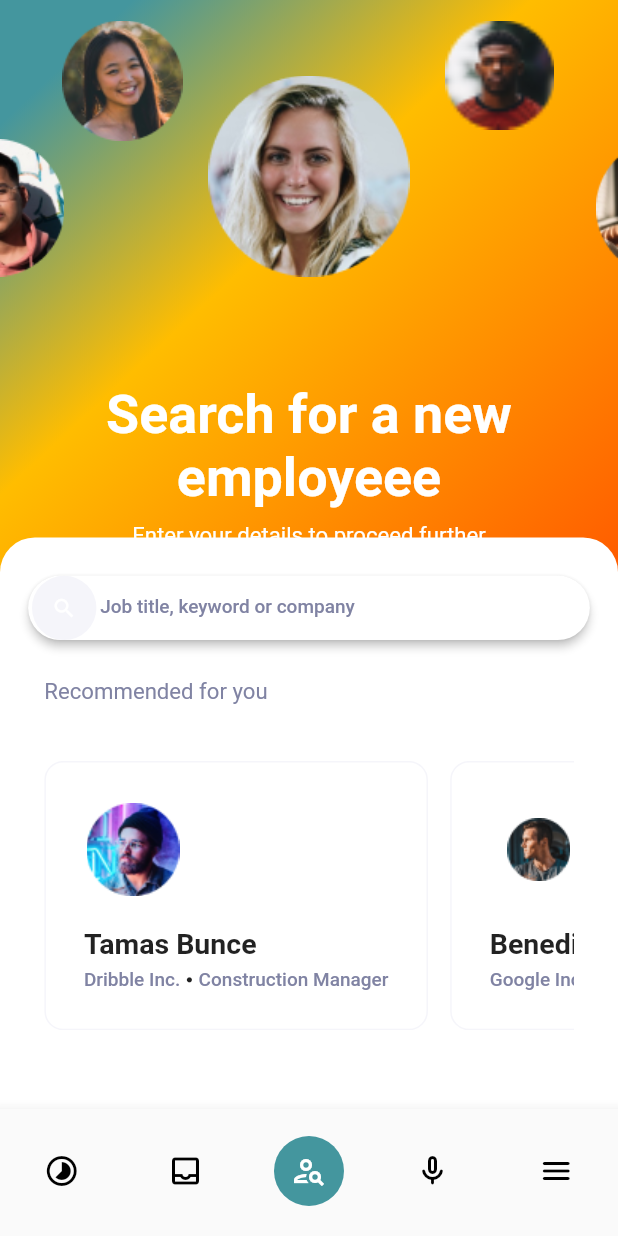
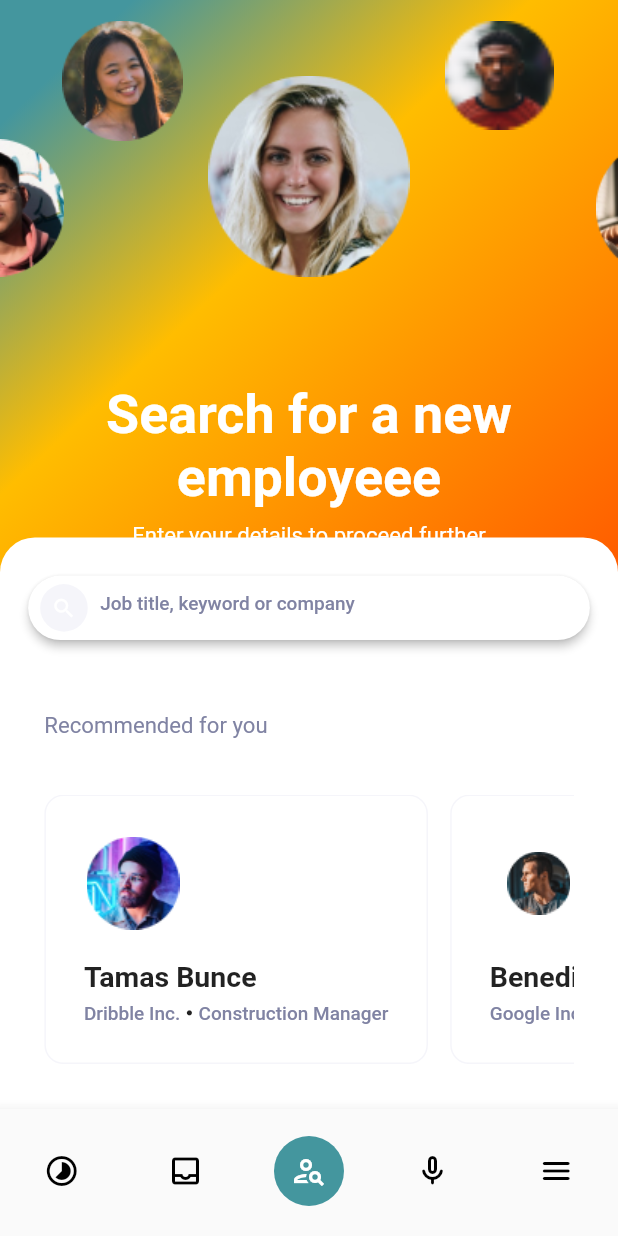
Before and after one commit to CoderNamedHendrick/mapfunde_test, a Flutter app: the screen it shows after launch, on a phone screen of 412 x 824 dp. Run offline on Flutter 3.47's test engine with Material 2 defaults, Android fonts, the phone set to English and light mode, and no system bars; our stand-ins replace fl_chart, flutter_svg; missing offline and left inert: countries_world_map.

Commit message:
feat: done with ui clean up

```diff
--- a/lib/views/main.dart
+++ b/lib/views/main.dart
@@ -30,7 +30,6 @@ class _MainScreenState extends State<MainScreen> {
 
   @override
   void initState() {
-    // TODO: implement initState
     super.initState();
     _beforeSearch = const LinearGradient(
       begin: Alignment(-1, -1),
@@ -64,7 +63,7 @@ class _MainScreenState extends State<MainScreen> {
         child: Stack(
           children: [
             AnimatedContainer(
-              duration: const Duration(milliseconds: 400),
+              duration: const Duration(milliseconds: 870),
               height: SizeConfig.height(452),
               decoration: BoxDecoration(
                 gradient: _searchComplete ? _afterSearch : _beforeSearch,
@@ -130,14 +129,19 @@ class _MainScreenState extends State<MainScreen> {
                               fontWeight: FontWeight.w700,
                             ),
                             decoration: InputDecoration(
-                              isDense: true,
+                              // isDense: true,
                               hintText: 'Job title, keyword or company',
                               hintStyle: TextStyle(
                                 fontSize: SizeConfig.textSize(12),
                                 fontWeight: FontWeight.w500,
                                 color: const Color(0xff8083a3),
                               ),
-                              prefixIcon: CircleAvatar(
+
+                              prefixIcon: Row(
+                                mainAxisSize: MainAxisSize.min,
+                                children: [
+                                  const SizedBox(width: 8),
+                                  CircleAvatar(
                                     backgroundColor: _searchComplete
                                         ? AppColors.primaryGreenTwo
                                         : AppColors.primaryWhite,
@@ -148,15 +152,23 @@ class _MainScreenState extends State<MainScreen> {
                                       size: SizeConfig.width(16),
                                     ),
                                   ),
+                                ],
+                              ),
                               suffixIcon: _searchComplete
-                                  ? CircleAvatar(
-                                      backgroundColor: AppColors.primaryWhite,
+                                  ? Row(
+                                      mainAxisSize: MainAxisSize.min,
+                                      children: [
+                                        CircleAvatar(
+                                          backgroundColor:
+                                              AppColors.primaryWhite,
                                           maxRadius: SizeConfig.width(15),
                                           child: Icon(
                                             Icons.location_on_outlined,
                                             color: Colors.black,
                                             size: SizeConfig.width(16),
                                           ),
+                                        ),
+                                      ],
                                     )
                                   : null,
                               border: OutlineInputBorder(
@@ -171,6 +183,7 @@ class _MainScreenState extends State<MainScreen> {
                           ),
                         ),
                       ),
+                      SizedBox(height: SizeConfig.height(23)),
                       _searchComplete
                           ? const AfterSearch()
                           : const RecommendedSection(),
```
Also changed, not shown: lib/view_widgets/after_search.dart (+13 -0 lines), lib/view_widgets/performance_section.dart (+65 -5 lines). Lines whose indentation alone changed are shown as unchanged.
